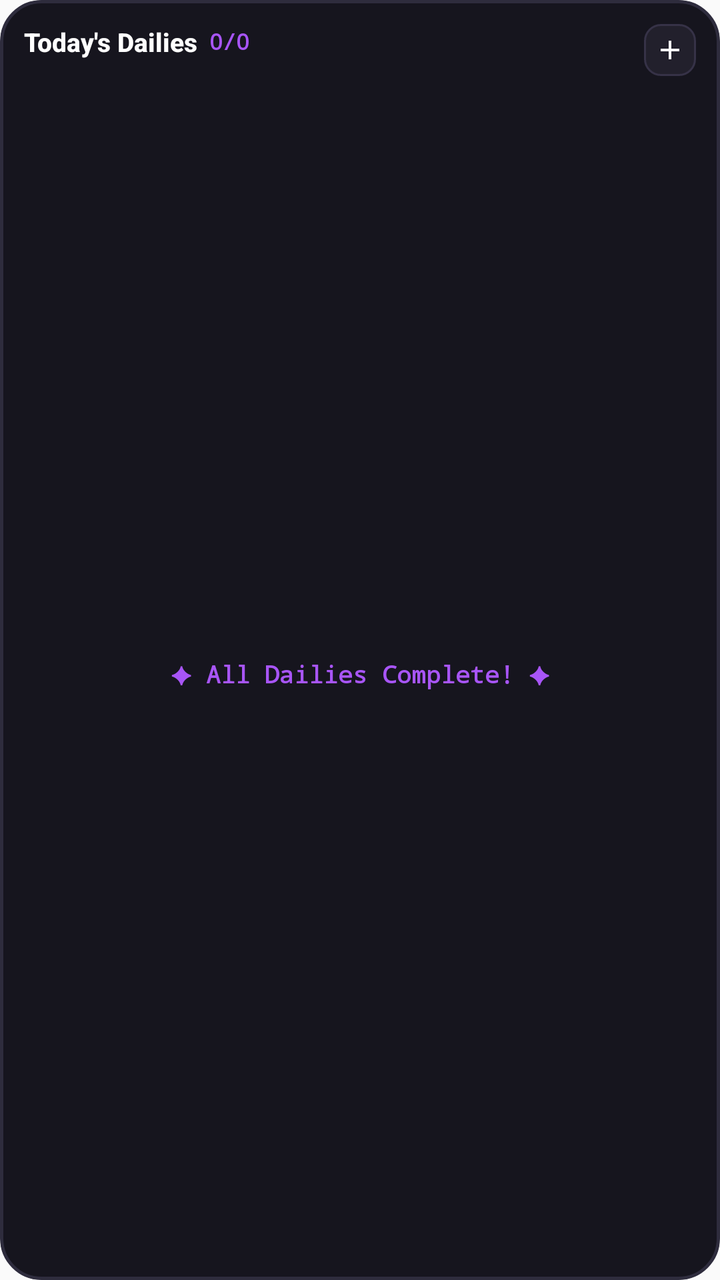
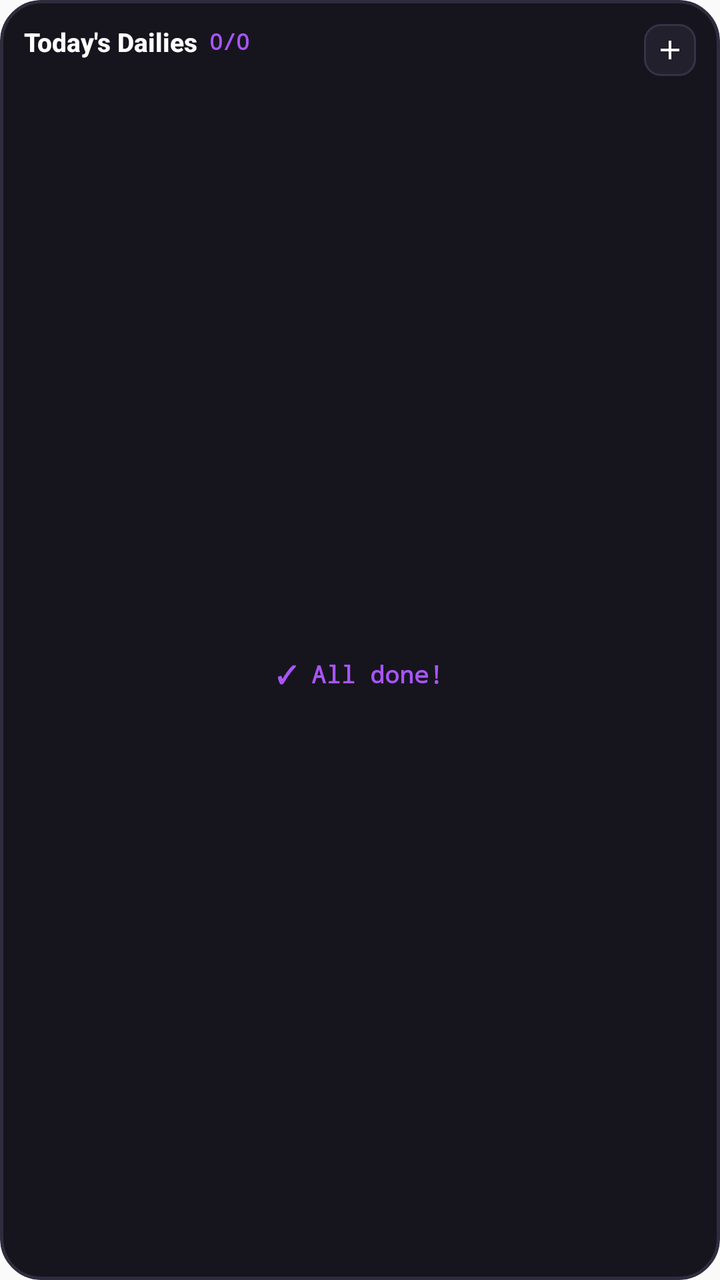

Screens rendered from an Android XML layout before and after an edit, with the pre-edit source and the edit as a unified diff.
<!-- AndroidManifest.xml: application theme AppTheme -->
<!-- res/layout/dailies_widget.xml -->
<?xml version="1.0" encoding="utf-8"?>
<RelativeLayout xmlns:android="http://schemas.android.com/apk/res/android"
    android:id="@+id/widget_dailies_root"
    android:layout_width="match_parent"
    android:layout_height="match_parent"
    android:background="@drawable/widget_background"
    android:padding="12dp"
    android:clipToOutline="true">

    
    <RelativeLayout
        android:id="@+id/dailies_header"
        android:layout_width="match_parent"
        android:layout_height="wrap_content"
        android:layout_marginBottom="8dp">

        <LinearLayout
            android:layout_width="wrap_content"
            android:layout_height="wrap_content"
            android:orientation="horizontal"
            android:gravity="center_vertical"
            android:layout_alignParentStart="true">

            <TextView
                android:id="@+id/dailies_title"
                android:layout_width="wrap_content"
                android:layout_height="wrap_content"
                android:text="Today's Dailies"
                android:textColor="#FFFFFF"
                android:textSize="13sp"
                android:textStyle="bold"
                android:fontFamily="sans-serif-medium" />

            <TextView
                android:id="@+id/dailies_count_badge"
                android:layout_width="wrap_content"
                android:layout_height="wrap_content"
                android:text="0/0"
                android:textColor="#A855F7"
                android:textSize="11sp"
                android:textStyle="bold"
                android:typeface="monospace"
                android:layout_marginStart="6dp" />
        </LinearLayout>

        
        <ImageButton
            android:id="@+id/dailies_btn_add"
            android:layout_width="26dp"
            android:layout_height="26dp"
            android:layout_alignParentEnd="true"
            android:background="@drawable/widget_chip_dark"
            android:src="@drawable/ic_widget_plus"
            android:padding="5dp"
            android:scaleType="fitCenter"
            android:contentDescription="Add Daily" />
    </RelativeLayout>

    
    <LinearLayout
        android:id="@+id/dailies_list_container"
        android:layout_width="match_parent"
        android:layout_height="match_parent"
        android:layout_below="@id/dailies_header"
        android:orientation="vertical">

        
        <LinearLayout
            android:id="@+id/daily_item_1"
            android:layout_width="match_parent"
            android:layout_height="32dp"
            android:layout_marginBottom="4dp"
            android:background="@drawable/widget_daily_item_bg"
            android:orientation="horizontal"
            android:gravity="center_vertical"
            android:paddingHorizontal="6dp"
            android:visibility="gone">

            <ImageView
                android:id="@+id/daily_check_1"
                android:layout_width="22dp"
                android:layout_height="22dp"
                android:padding="2dp"
                android:src="@drawable/widget_checkbox_bg"
                android:contentDescription="Toggle task" />

            <TextView
                android:id="@+id/daily_text_1"
                android:layout_width="0dp"
                android:layout_height="wrap_content"
                android:layout_weight="1"
                android:text="Daily Task 1"
                android:textColor="#E2E8F0"
                android:textSize="11sp"
                android:singleLine="true"
                android:ellipsize="end"
                android:layout_marginStart="6dp" />

            <TextView
                android:id="@+id/daily_streak_1"
                android:layout_width="wrap_content"
                android:layout_height="wrap_content"
                android:text="🔥0"
                android:textColor="#FB923C"
                android:textSize="9sp"
                android:textStyle="bold"
                android:layout_marginStart="4dp"
                android:visibility="gone" />
        </LinearLayout>

        
        <LinearLayout
            android:id="@+id/daily_item_2"
            android:layout_width="match_parent"
            android:layout_height="32dp"
            android:layout_marginBottom="4dp"
            android:background="@drawable/widget_daily_item_bg"
            android:orientation="horizontal"
            android:gravity="center_vertical"
            android:paddingHorizontal="6dp"
            android:visibility="gone">

            <ImageView
                android:id="@+id/daily_check_2"
                android:layout_width="22dp"
                android:layout_height="22dp"
                android:padding="2dp"
                android:src="@drawable/widget_checkbox_bg"
                android:contentDescription="Toggle task" />

            <TextView
                android:id="@+id/daily_text_2"
                android:layout_width="0dp"
                android:layout_height="wrap_content"
                android:layout_weight="1"
                android:text="Daily Task 2"
                android:textColor="#E2E8F0"
                android:textSize="11sp"
                android:singleLine="true"
                android:ellipsize="end"
                android:layout_marginStart="6dp" />

            <TextView
                android:id="@+id/daily_streak_2"
                android:layout_width="wrap_content"
                android:layout_height="wrap_content"
                android:text="🔥0"
                android:textColor="#FB923C"
                android:textSize="9sp"
                android:textStyle="bold"
                android:layout_marginStart="4dp"
                android:visibility="gone" />
        </LinearLayout>

        
        <LinearLayout
            android:id="@+id/daily_item_3"
            android:layout_width="match_parent"
            android:layout_height="32dp"
            android:layout_marginBottom="4dp"
            android:background="@drawable/widget_daily_item_bg"
            android:orientation="horizontal"
            android:gravity="center_vertical"
            android:paddingHorizontal="6dp"
            android:visibility="gone">

            <ImageView
                android:id="@+id/daily_check_3"
                android:layout_width="22dp"
                android:layout_height="22dp"
                android:padding="2dp"
                android:src="@drawable/widget_checkbox_bg"
                android:contentDescription="Toggle task" />

            <TextView
                android:id="@+id/daily_text_3"
                android:layout_width="0dp"
                android:layout_height="wrap_content"
                android:layout_weight="1"
                android:text="Daily Task 3"
                android:textColor="#E2E8F0"
                android:textSize="11sp"
                android:singleLine="true"
                android:ellipsize="end"
                android:layout_marginStart="6dp" />

            <TextView
                android:id="@+id/daily_streak_3"
                android:layout_width="wrap_content"
                android:layout_height="wrap_content"
                android:text="🔥0"
                android:textColor="#FB923C"
                android:textSize="9sp"
                android:textStyle="bold"
                android:layout_marginStart="4dp"
                android:visibility="gone" />
        </LinearLayout>

        
        <LinearLayout
            android:id="@+id/daily_item_4"
            android:layout_width="match_parent"
            android:layout_height="32dp"
            android:background="@drawable/widget_daily_item_bg"
            android:orientation="horizontal"
            android:gravity="center_vertical"
            android:paddingHorizontal="6dp"
            android:visibility="gone">

            <ImageView
                android:id="@+id/daily_check_4"
                android:layout_width="22dp"
                android:layout_height="22dp"
                android:padding="2dp"
                android:src="@drawable/widget_checkbox_bg"
                android:contentDescription="Toggle task" />

            <TextView
                android:id="@+id/daily_text_4"
                android:layout_width="0dp"
                android:layout_height="wrap_content"
                android:layout_weight="1"
                android:text="Daily Task 4"
                android:textColor="#E2E8F0"
                android:textSize="11sp"
                android:singleLine="true"
                android:ellipsize="end"
                android:layout_marginStart="6dp" />

            <TextView
                android:id="@+id/daily_streak_4"
                android:layout_width="wrap_content"
                android:layout_height="wrap_content"
                android:text="🔥0"
                android:textColor="#FB923C"
                android:textSize="9sp"
                android:textStyle="bold"
                android:layout_marginStart="4dp"
                android:visibility="gone" />
        </LinearLayout>

        
        <TextView
            android:id="@+id/dailies_more_text"
            android:layout_width="match_parent"
            android:layout_height="wrap_content"
            android:gravity="center"
            android:layout_marginTop="2dp"
            android:text="+2 more in app ➔"
            android:textColor="#A855F7"
            android:textSize="10sp"
            android:textStyle="bold"
            android:typeface="monospace"
            android:visibility="gone" />

        
        <TextView
            android:id="@+id/dailies_empty_text"
            android:layout_width="match_parent"
            android:layout_height="match_parent"
            android:gravity="center"
            android:text="✦ All Dailies Complete! ✦"
            android:textColor="#A855F7"
            android:textSize="12sp"
            android:textStyle="bold"
            android:typeface="monospace"
            android:visibility="visible" />
    </LinearLayout>
</RelativeLayout>
<!-- resources referenced by this layout -->
<resources>
  <!-- drawable ic_widget_plus (drawable) -->
  <vector xmlns:android="http://schemas.android.com/apk/res/android"
      android:width="16dp"
      android:height="16dp"
      android:viewportWidth="24"
      android:viewportHeight="24">
      <path
          android:fillColor="#FFFFFF"
          android:pathData="M19,13h-6v6h-2v-6H5v-2h6V5h2v6h6v2z"/>
  </vector>
  <!-- drawable widget_background (drawable) -->
  <?xml version="1.0" encoding="utf-8"?>
  <shape xmlns:android="http://schemas.android.com/apk/res/android"
      android:shape="rectangle">
      <solid android:color="#16151E" />
      <corners android:radius="20dp" />
      <stroke
          android:width="1.5dp"
          android:color="#2E2C3D" />
  </shape>
  <!-- drawable widget_checkbox_bg (drawable) -->
  <?xml version="1.0" encoding="utf-8"?>
  <shape xmlns:android="http://schemas.android.com/apk/res/android"
      android:shape="rectangle">
      <solid android:color="#2E2B3C" />
      <corners android:radius="6dp" />
      <stroke
          android:width="1.5dp"
          android:color="#4F4966" />
  </shape>
  <!-- drawable widget_chip_dark (drawable) -->
  <?xml version="1.0" encoding="utf-8"?>
  <shape xmlns:android="http://schemas.android.com/apk/res/android"
      android:shape="rectangle">
      <solid android:color="#22202C" />
      <corners android:radius="8dp" />
      <stroke
          android:width="1dp"
          android:color="#363247" />
  </shape>
  <!-- drawable widget_daily_item_bg (drawable) -->
  <?xml version="1.0" encoding="utf-8"?>
  <shape xmlns:android="http://schemas.android.com/apk/res/android"
      android:shape="rectangle">
      <solid android:color="#23212F" />
      <corners android:radius="10dp" />
      <stroke
          android:width="1dp"
          android:color="#363248" />
  </shape>
  <style name="AppTheme" parent="Theme.AppCompat.Light.DarkActionBar">
          
          <item name="colorPrimary">@color/colorPrimary</item>
          <item name="colorPrimaryDark">@color/colorPrimaryDark</item>
          <item name="colorAccent">@color/colorAccent</item>
      </style>
</resources>

<!-- the commit's change to res/layout/dailies_widget.xml (unified diff, before → after) -->
@@ -25,7 +25,7 @@
                 android:id="@+id/dailies_title"
                 android:layout_width="wrap_content"
                 android:layout_height="wrap_content"
-                android:text="Today's Dailies"
+                android:text="@string/widget_dailies_title"
                 android:textColor="#FFFFFF"
                 android:textSize="13sp"
                 android:textStyle="bold"
@@ -53,7 +53,7 @@
             android:src="@drawable/ic_widget_plus"
             android:padding="5dp"
             android:scaleType="fitCenter"
-            android:contentDescription="Add Daily" />
+            android:contentDescription="@string/widget_dailies_add_cd" />
     </RelativeLayout>
 
     
@@ -82,7 +82,7 @@
                 android:layout_height="22dp"
                 android:padding="2dp"
                 android:src="@drawable/widget_checkbox_bg"
-                android:contentDescription="Toggle task" />
+                android:contentDescription="@string/widget_cd_toggle_task" />
 
             <TextView
                 android:id="@+id/daily_text_1"
@@ -126,7 +126,7 @@
                 android:layout_height="22dp"
                 android:padding="2dp"
                 android:src="@drawable/widget_checkbox_bg"
-                android:contentDescription="Toggle task" />
+                android:contentDescription="@string/widget_cd_toggle_task" />
 
             <TextView
                 android:id="@+id/daily_text_2"
@@ -170,7 +170,7 @@
                 android:layout_height="22dp"
                 android:padding="2dp"
                 android:src="@drawable/widget_checkbox_bg"
-                android:contentDescription="Toggle task" />
+                android:contentDescription="@string/widget_cd_toggle_task" />
 
             <TextView
                 android:id="@+id/daily_text_3"
@@ -213,7 +213,7 @@
                 android:layout_height="22dp"
                 android:padding="2dp"
                 android:src="@drawable/widget_checkbox_bg"
-                android:contentDescription="Toggle task" />
+                android:contentDescription="@string/widget_cd_toggle_task" />
 
             <TextView
                 android:id="@+id/daily_text_4"
@@ -259,7 +259,7 @@
             android:layout_width="match_parent"
             android:layout_height="match_parent"
             android:gravity="center"
-            android:text="✦ All Dailies Complete! ✦"
+            android:text="@string/widget_dailies_all_done"
             android:textColor="#A855F7"
             android:textSize="12sp"
             android:textStyle="bold"
<!-- resource entries referenced after the edit -->
@@ -50,6 +50,10 @@
           android:width="1dp"
           android:color="#363248" />
   </shape>
+  <string name="widget_cd_toggle_task">Toggle task</string>
+  <string name="widget_dailies_add_cd">Add Daily</string>
+  <string name="widget_dailies_all_done">✓ All done!</string>
+  <string name="widget_dailies_title">Today\'s Dailies</string>
   <style name="AppTheme" parent="Theme.AppCompat.Light.DarkActionBar">
           
           <item name="colorPrimary">@color/colorPrimary</item>
